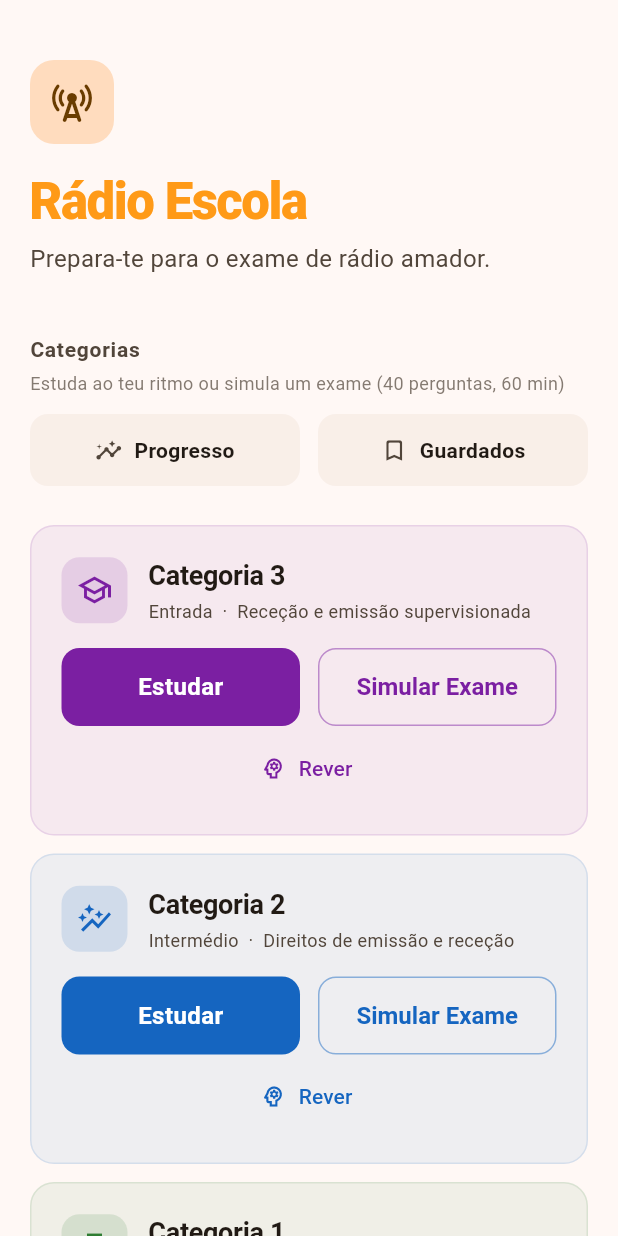
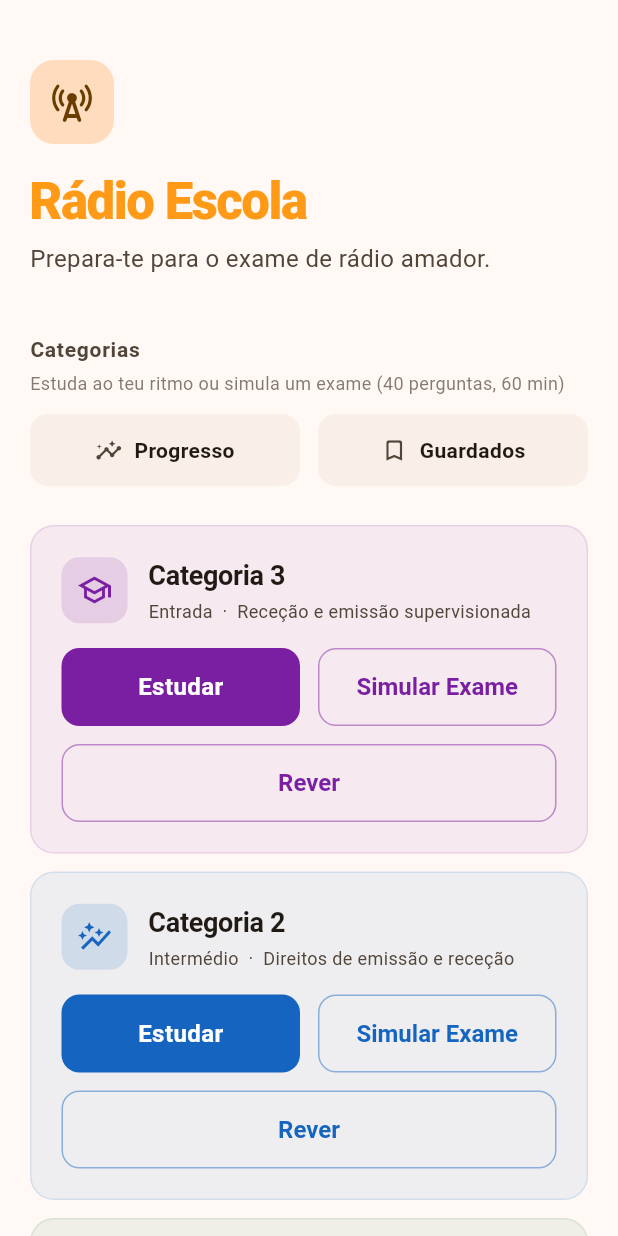
Before and after one commit to RadioEscola-pt/androidAPP, a Flutter app: the screen it shows after launch, on a phone screen of 412 x 824 dp. Run offline on Flutter 3.47's test engine with Material 3 defaults, Android fonts, the phone set to English and light mode, and no system bars; our stand-ins replace flutter_html, flutter_riverpod, go_router, share_plus, shared_preferences.

Commit message:
Claim the published app's identity, so this can update the Play listing
The Flutter build ships as an update to the existing listing, not a new app,
so the application ID matches the legacy `app/` module exactly:
com.andradator.escoladeradioamador. The Kotlin source path tracks it, and the
same ID is mirrored across ios/, macos/, linux/ and windows/.

Also ignores the signing keystore. Play only accepts updates signed with the
key that signed the published build; leaking or losing it means never
updating the listing again.

Widens the home screen's "Rever" into a full-width outlined button: "Simular
Exame" already needs a FittedBox to fit two words in half a tile, so a third
button on that row would not survive a narrow phone.

```diff
--- a/flutter_app/lib/screens/home_screen.dart
+++ b/flutter_app/lib/screens/home_screen.dart
@@ -356,17 +356,20 @@ class _CategoryTile extends StatelessWidget {
                 ),
               ],
             ),
-            const SizedBox(height: 4),
-            // Tertiary by design: the scheduler is most useful once there is
-            // some history, so it should not compete with Estudar on day one.
-            TextButton.icon(
-              style: TextButton.styleFrom(
+            const SizedBox(height: 12),
+            // Full width rather than a third column: "Simular Exame" already
+            // needs a FittedBox to fit two words in half a tile, so a third
+            // button on that row would not survive a narrow phone.
+            OutlinedButton(
+              style: OutlinedButton.styleFrom(
                 foregroundColor: accentOnSurface,
-                minimumSize: const Size(double.infinity, 40),
+                side: BorderSide(color: accentOnSurface.withAlpha(120)),
               ),
               onPressed: () => context.push('/review/${category.name}'),
-              icon: const Icon(Icons.psychology_outlined, size: 18),
-              label: const Text('Rever'),
+              child: const FittedBox(
+                fit: BoxFit.scaleDown,
+                child: Text('Rever'),
+              ),
             ),
           ],
         ),
```
Also changed, not shown: 10 other files.
